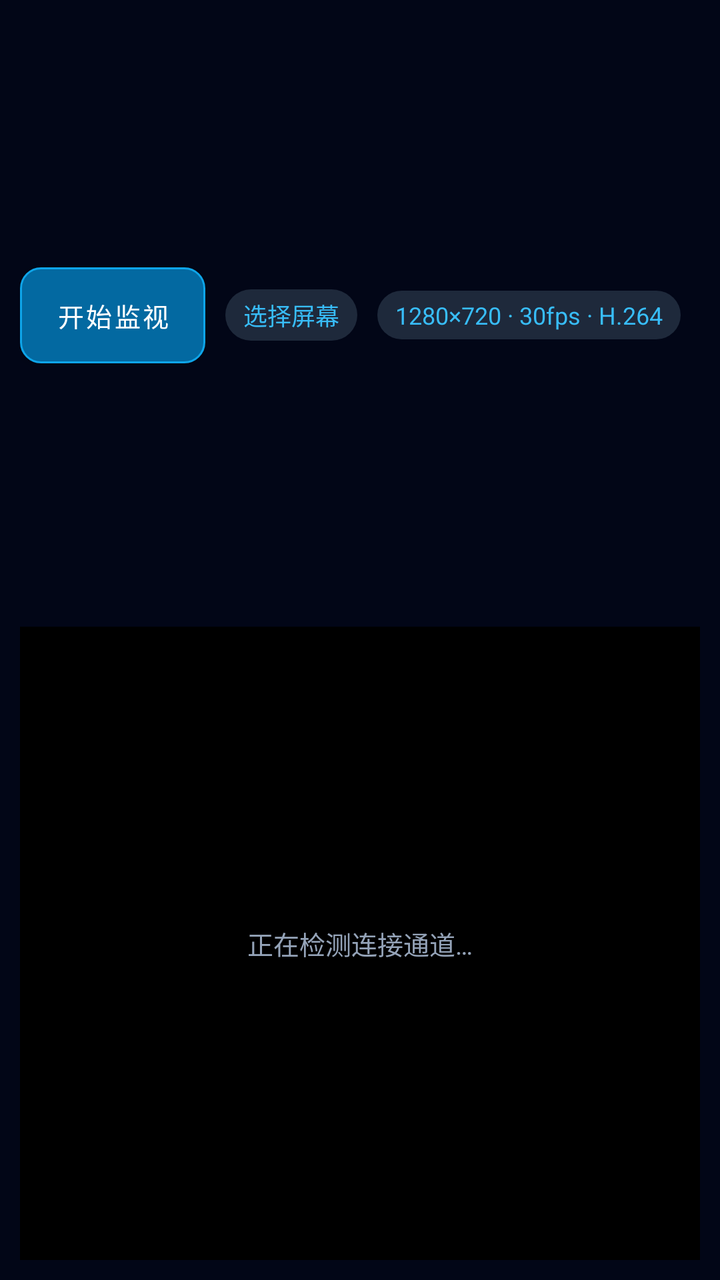
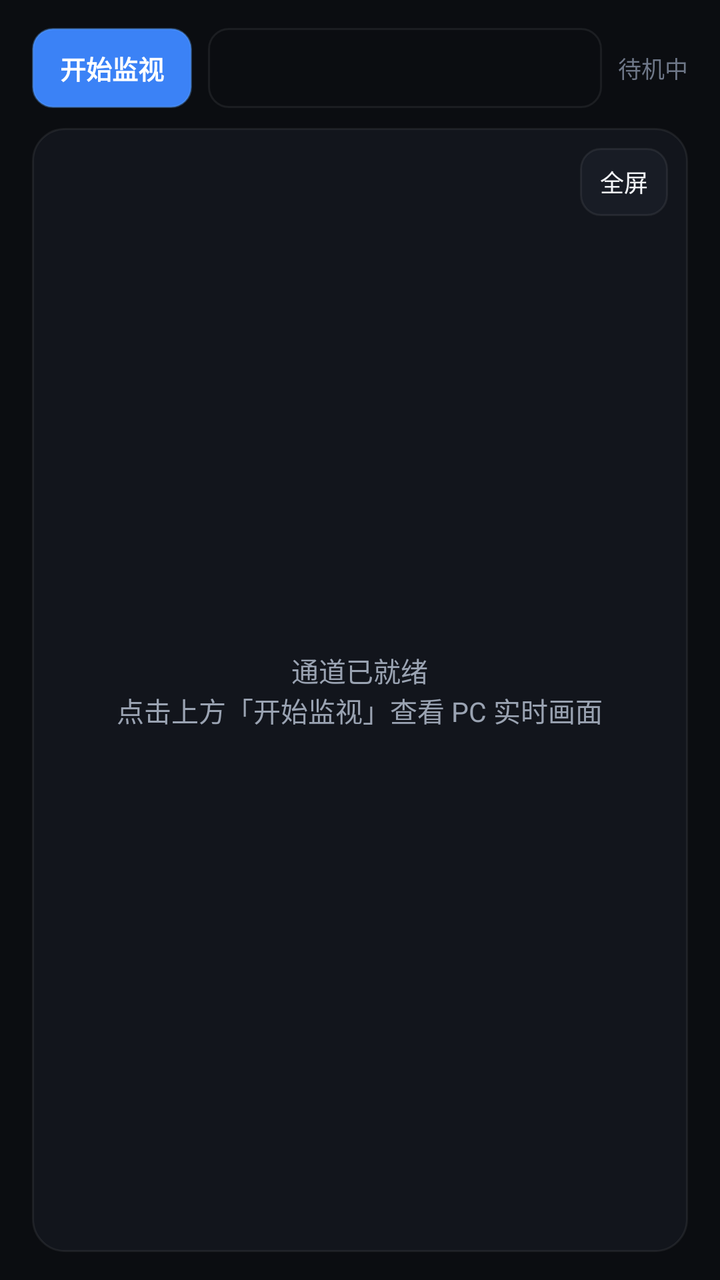

An Android layout rendered at two revisions. The XML below is the earlier revision; the diff shows what the commit changed to produce the second picture.
<!-- AndroidManifest.xml: application theme Theme.PhoneConsole -->
<!-- res/layout/page_screen.xml -->
<?xml version="1.0" encoding="utf-8"?>
<LinearLayout xmlns:android="http://schemas.android.com/apk/res/android"
    android:layout_width="match_parent"
    android:layout_height="match_parent"
    android:orientation="vertical"
    android:padding="10dp">

    <LinearLayout
        android:id="@+id/screen_toolbar"
        android:layout_width="match_parent"
        android:layout_height="wrap_content"
        android:gravity="center_vertical"
        android:orientation="horizontal"
        android:paddingBottom="8dp">

        <Button
            android:id="@+id/stream_btn"
            style="@style/PrimaryButton"
            android:text="开始监视" />

        <TextView
            android:id="@+id/btn_monitor"
            style="@style/Chip"
            android:layout_marginStart="10dp"
            android:background="@drawable/bg_mode_tag"
            android:clickable="true"
            android:focusable="true"
            android:text="选择屏幕"
            android:textColor="@color/accent" />

        <TextView
            android:id="@+id/stream_format"
            style="@style/Chip"
            android:layout_marginStart="8dp"
            android:background="@drawable/bg_mode_tag"
            android:text="1280×720 · 30fps · H.264"
            android:textColor="@color/accent" />

        <TextView
            android:id="@+id/stream_state"
            android:layout_width="0dp"
            android:layout_height="wrap_content"
            android:layout_marginStart="10dp"
            android:layout_weight="1"
            android:text="屏幕监视仅通过 USB 高速通道传输"
            android:textColor="@color/text_muted"
            android:textSize="12sp" />
    </LinearLayout>

    <FrameLayout
        android:id="@+id/screen_stage"
        android:layout_width="match_parent"
        android:layout_height="0dp"
        android:layout_weight="1"
        android:background="@android:color/black">

        <TextureView
            android:id="@+id/screen_texture"
            android:layout_width="match_parent"
            android:layout_height="match_parent"
            android:layout_gravity="center" />

        <TextView
            android:id="@+id/screen_hint"
            android:layout_width="match_parent"
            android:layout_height="wrap_content"
            android:layout_gravity="center"
            android:gravity="center"
            android:lineSpacingExtra="6dp"
            android:padding="20dp"
            android:text="正在检测连接通道…"
            android:textColor="@color/text_muted"
            android:textSize="13sp" />

        
        <TextView
            android:id="@+id/btn_fullscreen"
            android:layout_width="wrap_content"
            android:layout_height="wrap_content"
            android:layout_gravity="top|end"
            android:layout_margin="8dp"
            android:background="@drawable/bg_mode_tag"
            android:clickable="true"
            android:focusable="true"
            android:paddingStart="12dp"
            android:paddingTop="6dp"
            android:paddingEnd="12dp"
            android:paddingBottom="6dp"
            android:text="⛶ 全屏"
            android:textColor="@color/accent"
            android:textSize="12sp"
            android:visibility="gone" />
    </FrameLayout>
</LinearLayout>
<!-- resources referenced by this layout -->
<resources>
  <color name="accent">#38BDF8</color>
  <color name="text_muted">#94A3B8</color>
  <!-- drawable bg_mode_tag (drawable) -->
  <?xml version="1.0" encoding="utf-8"?>
  <shape xmlns:android="http://schemas.android.com/apk/res/android"
      android:shape="rectangle">
      <solid android:color="#1E293B" />
      <corners android:radius="999dp" />
  </shape>
  <style name="Chip">
          <item name="android:layout_width">wrap_content</item>
          <item name="android:layout_height">wrap_content</item>
          <item name="android:layout_marginStart">2dp</item>
          <item name="android:layout_marginEnd">2dp</item>
          <item name="android:background">@drawable/bg_nav_item</item>
          <item name="android:paddingStart">9dp</item>
          <item name="android:paddingTop">4dp</item>
          <item name="android:paddingEnd">9dp</item>
          <item name="android:paddingBottom">4dp</item>
          <item name="android:textColor">@color/text_muted</item>
          <item name="android:textSize">12sp</item>
      </style>
  <style name="PrimaryButton">
          <item name="android:layout_width">wrap_content</item>
          <item name="android:layout_height">wrap_content</item>
          <item name="android:background">@drawable/bg_primary_button</item>
          
          <item name="backgroundTint">@null</item>
          <item name="android:backgroundTint">@null</item>
          <item name="android:paddingStart">18dp</item>
          <item name="android:paddingTop">8dp</item>
          <item name="android:paddingEnd">18dp</item>
          <item name="android:paddingBottom">8dp</item>
          <item name="android:textColor">#FFFFFF</item>
          <item name="android:textSize">13sp</item>
      </style>
  <style name="Theme.PhoneConsole" parent="Theme.MaterialComponents.DayNight.NoActionBar">
          <item name="android:windowBackground">@color/bg_root</item>
          <item name="android:statusBarColor">@color/bg_root</item>
          <item name="android:navigationBarColor">@color/bg_root</item>
          
          <item name="android:windowLayoutInDisplayCutoutMode">shortEdges</item>
      </style>
  <!-- drawable bg_nav_item (drawable) -->
  <?xml version="1.0" encoding="utf-8"?>
  <selector xmlns:android="http://schemas.android.com/apk/res/android">
      <item android:state_selected="true">
          <shape>
              <solid android:color="#22304155" />
              <stroke android:width="1dp" android:color="#6638BDF8" />
              <corners android:radius="10dp" />
          </shape>
      </item>
      <item>
          <shape>
              <solid android:color="@android:color/transparent" />
              <corners android:radius="10dp" />
          </shape>
      </item>
  </selector>
  <!-- drawable bg_primary_button (drawable) -->
  <?xml version="1.0" encoding="utf-8"?>
  <selector xmlns:android="http://schemas.android.com/apk/res/android">
      <item android:state_enabled="false">
          <shape>
              <solid android:color="#1E293B" />
              <corners android:radius="10dp" />
          </shape>
      </item>
      <item>
          <shape>
              <solid android:color="#0369A1" />
              <stroke android:width="1dp" android:color="#0EA5E9" />
              <corners android:radius="10dp" />
          </shape>
      </item>
  </selector>
  <color name="bg_root">#020617</color>
</resources>

<!-- the commit's change to res/layout/page_screen.xml (unified diff, before → after) -->
@@ -3,92 +3,86 @@
     android:layout_width="match_parent"
     android:layout_height="match_parent"
     android:orientation="vertical"
-    android:padding="10dp">
+    android:paddingStart="@dimen/page_padding_h"
+    android:paddingTop="@dimen/page_padding_v"
+    android:paddingEnd="@dimen/page_padding_h"
+    android:paddingBottom="@dimen/page_padding_v">
 
     <LinearLayout
-        android:id="@+id/screen_toolbar"
         android:layout_width="match_parent"
         android:layout_height="wrap_content"
+        android:layout_marginBottom="10dp"
         android:gravity="center_vertical"
-        android:orientation="horizontal"
-        android:paddingBottom="8dp">
+        android:orientation="horizontal">
 
-        <Button
-            android:id="@+id/stream_btn"
-            style="@style/PrimaryButton"
+        <TextView
+            android:id="@+id/btnToggleStream"
+            style="@style/ConsolePrimaryButton"
+            android:layout_width="wrap_content"
+            android:layout_height="wrap_content"
             android:text="开始监视" />
 
-        <TextView
-            android:id="@+id/btn_monitor"
-            style="@style/Chip"
-            android:layout_marginStart="10dp"
-            android:background="@drawable/bg_mode_tag"
-            android:clickable="true"
-            android:focusable="true"
-            android:text="选择屏幕"
-            android:textColor="@color/accent" />
+        <Spinner
+            android:id="@+id/spinnerMonitors"
+            android:layout_width="0dp"
+            android:layout_height="40dp"
+            android:layout_marginStart="8dp"
+            android:layout_weight="1"
+            android:background="@drawable/bg_input"
+            android:minWidth="96dp"
+            android:paddingStart="10dp"
+            android:paddingEnd="10dp" />
 
         <TextView
-            android:id="@+id/stream_format"
-            style="@style/Chip"
+            android:id="@+id/tvScreenMeta"
+            android:layout_width="wrap_content"
+            android:layout_height="wrap_content"
             android:layout_marginStart="8dp"
-            android:background="@drawable/bg_mode_tag"
-            android:text="1280×720 · 30fps · H.264"
-            android:textColor="@color/accent" />
-
-        <TextView
-            android:id="@+id/stream_state"
-            android:layout_width="0dp"
-            android:layout_height="wrap_content"
-            android:layout_marginStart="10dp"
-            android:layout_weight="1"
-            android:text="屏幕监视仅通过 USB 高速通道传输"
+            android:ellipsize="end"
+            android:fontFamily="monospace"
+            android:maxLines="1"
+            android:maxWidth="@dimen/screen_meta_max_width"
+            android:text="待机中"
             android:textColor="@color/text_muted"
-            android:textSize="12sp" />
+            android:textSize="11.5sp" />
     </LinearLayout>
 
     <FrameLayout
-        android:id="@+id/screen_stage"
+        android:id="@+id/screenStage"
         android:layout_width="match_parent"
         android:layout_height="0dp"
         android:layout_weight="1"
-        android:background="@android:color/black">
+        android:background="@drawable/bg_card">
 
-        <TextureView
-            android:id="@+id/screen_texture"
+        <SurfaceView
+            android:id="@+id/surfaceScreen"
             android:layout_width="match_parent"
             android:layout_height="match_parent"
-            android:layout_gravity="center" />
+            android:layout_gravity="center"
+            android:visibility="gone" />
 
         <TextView
-            android:id="@+id/screen_hint"
-            android:layout_width="match_parent"
+            android:id="@+id/tvScreenHint"
+            android:layout_width="wrap_content"
             android:layout_height="wrap_content"
             android:layout_gravity="center"
             android:gravity="center"
-            android:lineSpacingExtra="6dp"
             android:padding="20dp"
-            android:text="正在检测连接通道…"
-            android:textColor="@color/text_muted"
-            android:textSize="13sp" />
+            android:text="通道已就绪\n点击上方「开始监视」查看 PC 实时画面"
+            android:textColor="@color/text_secondary"
+            android:textSize="13.5sp" />
 
-        
         <TextView
-            android:id="@+id/btn_fullscreen"
+            android:id="@+id/btnScreenFullscreen"
+            style="@style/ConsoleGhostButton"
             android:layout_width="wrap_content"
-            android:layout_height="wrap_content"
+            android:layout_height="34dp"
             android:layout_gravity="top|end"
-            android:layout_margin="8dp"
-            android:background="@drawable/bg_mode_tag"
-            android:clickable="true"
-            android:focusable="true"
-            android:paddingStart="12dp"
-            android:paddingTop="6dp"
-            android:paddingEnd="12dp"
-            android:paddingBottom="6dp"
-            android:text="⛶ 全屏"
-            android:textColor="@color/accent"
-            android:textSize="12sp"
-            android:visibility="gone" />
+            android:layout_margin="10dp"
+            android:minHeight="34dp"
+            android:paddingStart="10dp"
+            android:paddingEnd="10dp"
+            android:text="全屏"
+            android:textSize="12sp" />
     </FrameLayout>
 </LinearLayout>
<!-- resource entries referenced after the edit -->
@@ -1,82 +1,92 @@
 <!-- resources referenced by this layout -->
 <resources>
-  <color name="accent">#38BDF8</color>
-  <color name="text_muted">#94A3B8</color>
-  <!-- drawable bg_mode_tag (drawable) -->
+  <color name="text_muted">#6E7788</color>
+  <color name="text_secondary">#9AA3B2</color>
+  <dimen name="page_padding_h">16dp</dimen>
+  <dimen name="page_padding_v">14dp</dimen>
+  <dimen name="screen_meta_max_width">96dp</dimen>
+  <!-- drawable bg_card (drawable) -->
   <?xml version="1.0" encoding="utf-8"?>
-  <shape xmlns:android="http://schemas.android.com/apk/res/android"
-      android:shape="rectangle">
-      <solid android:color="#1E293B" />
-      <corners android:radius="999dp" />
+  <shape xmlns:android="http://schemas.android.com/apk/res/android" android:shape="rectangle">
+      <solid android:color="@color/surface_panel" />
+      <stroke android:width="1dp" android:color="@color/divider_line" />
+      <corners android:radius="@dimen/card_radius" />
   </shape>
-  <style name="Chip">
-          <item name="android:layout_width">wrap_content</item>
-          <item name="android:layout_height">wrap_content</item>
-          <item name="android:layout_marginStart">2dp</item>
-          <item name="android:layout_marginEnd">2dp</item>
-          <item name="android:background">@drawable/bg_nav_item</item>
-          <item name="android:paddingStart">9dp</item>
-          <item name="android:paddingTop">4dp</item>
-          <item name="android:paddingEnd">9dp</item>
-          <item name="android:paddingBottom">4dp</item>
-          <item name="android:textColor">@color/text_muted</item>
-          <item name="android:textSize">12sp</item>
+  <!-- drawable bg_input (drawable) -->
+  <?xml version="1.0" encoding="utf-8"?>
+  <shape xmlns:android="http://schemas.android.com/apk/res/android" android:shape="rectangle">
+      <solid android:color="@color/bg_obsidian" />
+      <stroke android:width="1dp" android:color="@color/divider_line" />
+      <corners android:radius="10dp" />
+  </shape>
+  <style name="ConsoleGhostButton">
+          <item name="android:background">@drawable/bg_ghost_button</item>
+          <item name="android:textColor">@color/text_primary</item>
+          <item name="android:textSize">13sp</item>
+          <item name="android:gravity">center</item>
+          <item name="android:minHeight">40dp</item>
+          <item name="android:paddingStart">12dp</item>
+          <item name="android:paddingEnd">12dp</item>
+          <item name="android:clickable">true</item>
+          <item name="android:focusable">true</item>
       </style>
-  <style name="PrimaryButton">
-          <item name="android:layout_width">wrap_content</item>
-          <item name="android:layout_height">wrap_content</item>
+  <style name="ConsolePrimaryButton">
           <item name="android:background">@drawable/bg_primary_button</item>
-          
-          <item name="backgroundTint">@null</item>
-          <item name="android:backgroundTint">@null</item>
-          <item name="android:paddingStart">18dp</item>
-          <item name="android:paddingTop">8dp</item>
-          <item name="android:paddingEnd">18dp</item>
-          <item name="android:paddingBottom">8dp</item>
-          <item name="android:textColor">#FFFFFF</item>
+          <item name="android:textColor">@color/text_on_accent</item>
           <item name="android:textSize">13sp</item>
+          <item name="android:textStyle">bold</item>
+          <item name="android:gravity">center</item>
+          <item name="android:minHeight">40dp</item>
+          <item name="android:paddingStart">14dp</item>
+          <item name="android:paddingEnd">14dp</item>
+          <item name="android:clickable">true</item>
+          <item name="android:focusable">true</item>
       </style>
   <style name="Theme.PhoneConsole" parent="Theme.MaterialComponents.DayNight.NoActionBar">
-          <item name="android:windowBackground">@color/bg_root</item>
-          <item name="android:statusBarColor">@color/bg_root</item>
-          <item name="android:navigationBarColor">@color/bg_root</item>
-          
-          <item name="android:windowLayoutInDisplayCutoutMode">shortEdges</item>
+          <item name="colorPrimary">@color/accent_blue</item>
+          <item name="colorPrimaryVariant">@color/accent_blue</item>
+          <item name="colorSecondary">@color/accent_bright</item>
+          <item name="android:colorBackground">@color/bg_obsidian</item>
+          <item name="android:windowBackground">@color/bg_obsidian</item>
+          <item name="android:statusBarColor">@android:color/transparent</item>
+          <item name="android:navigationBarColor">@android:color/transparent</item>
+          <item name="android:textColorPrimary">@color/text_primary</item>
+          <item name="android:textColorSecondary">@color/text_secondary</item>
       </style>
-  <!-- drawable bg_nav_item (drawable) -->
+  <color name="surface_panel">#12151C</color>
+  <color name="divider_line">#12FFFFFF</color>
+  <dimen name="card_radius">16dp</dimen>
+  <color name="bg_obsidian">#0B0D11</color>
+  <!-- drawable bg_ghost_button (drawable) -->
   <?xml version="1.0" encoding="utf-8"?>
-  <selector xmlns:android="http://schemas.android.com/apk/res/android">
-      <item android:state_selected="true">
-          <shape>
-              <solid android:color="#22304155" />
-              <stroke android:width="1dp" android:color="#6638BDF8" />
-              <corners android:radius="10dp" />
+  <ripple xmlns:android="http://schemas.android.com/apk/res/android"
+      android:color="#22FFFFFF">
+      <item>
+          <shape android:shape="rectangle">
+              <solid android:color="@color/surface_elevated" />
+              <stroke android:width="1dp" android:color="@color/divider_line" />
+              <corners android:radius="@dimen/control_radius" />
           </shape>
       </item>
+  </ripple>
+  <color name="text_primary">#F3F5F8</color>
+  <!-- drawable bg_primary_button (drawable) -->
+  <?xml version="1.0" encoding="utf-8"?>
+  <ripple xmlns:android="http://schemas.android.com/apk/res/android"
+      android:color="#33FFFFFF">
       <item>
-          <shape>
-              <solid android:color="@android:color/transparent" />
-              <corners android:radius="10dp" />
+          <shape android:shape="rectangle">
+              <solid android:color="@color/accent_blue" />
+              <stroke android:width="1dp" android:color="@color/accent_border" />
+              <corners android:radius="@dimen/control_radius" />
           </shape>
       </item>
-  </selector>
-  <!-- drawable bg_primary_button (drawable) -->
-  <?xml version="1.0" encoding="utf-8"?>
-  <selector xmlns:android="http://schemas.android.com/apk/res/android">
-      <item android:state_enabled="false">
-          <shape>
-              <solid android:color="#1E293B" />
-              <corners android:radius="10dp" />
-          </shape>
-      </item>
-      <item>
-          <shape>
-              <solid android:color="#0369A1" />
-              <stroke android:width="1dp" android:color="#0EA5E9" />
-              <corners android:radius="10dp" />
-          </shape>
-      </item>
-  </selector>
-  <color name="bg_root">#020617</color>
+  </ripple>
+  <color name="text_on_accent">#FFFFFF</color>
+  <color name="accent_blue">#3B82F6</color>
+  <color name="accent_bright">#60A5FA</color>
+  <color name="surface_elevated">#181C25</color>
+  <dimen name="control_radius">10dp</dimen>
+  <color name="accent_border">#5C60A5FA</color>
 </resources>
 
